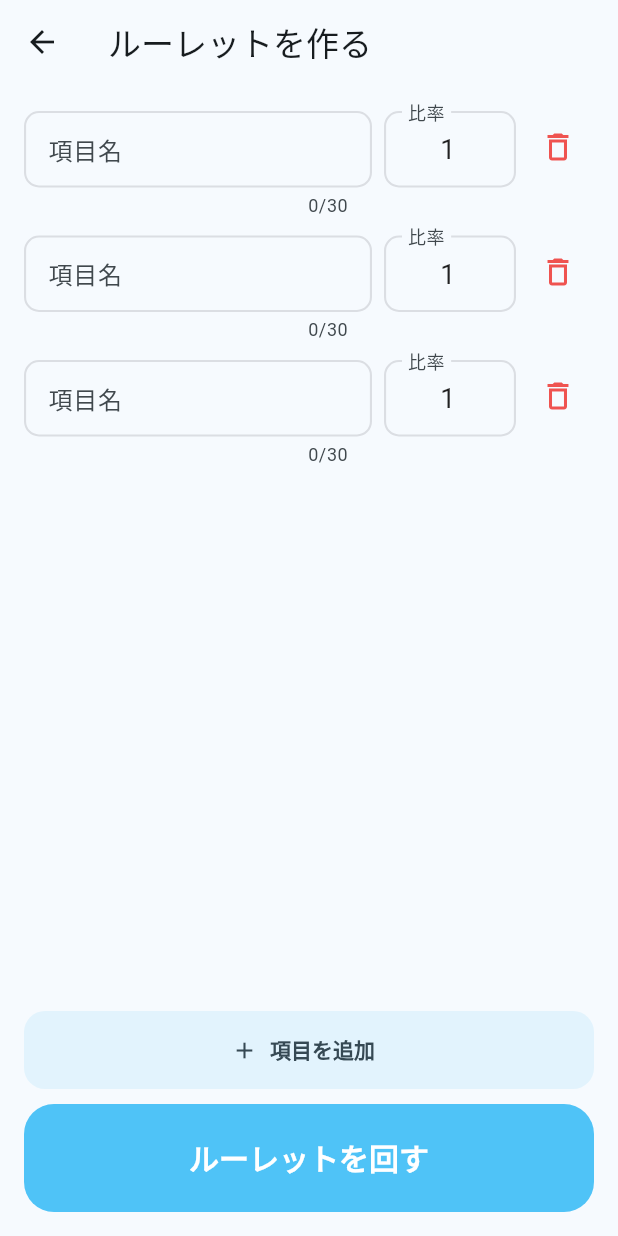
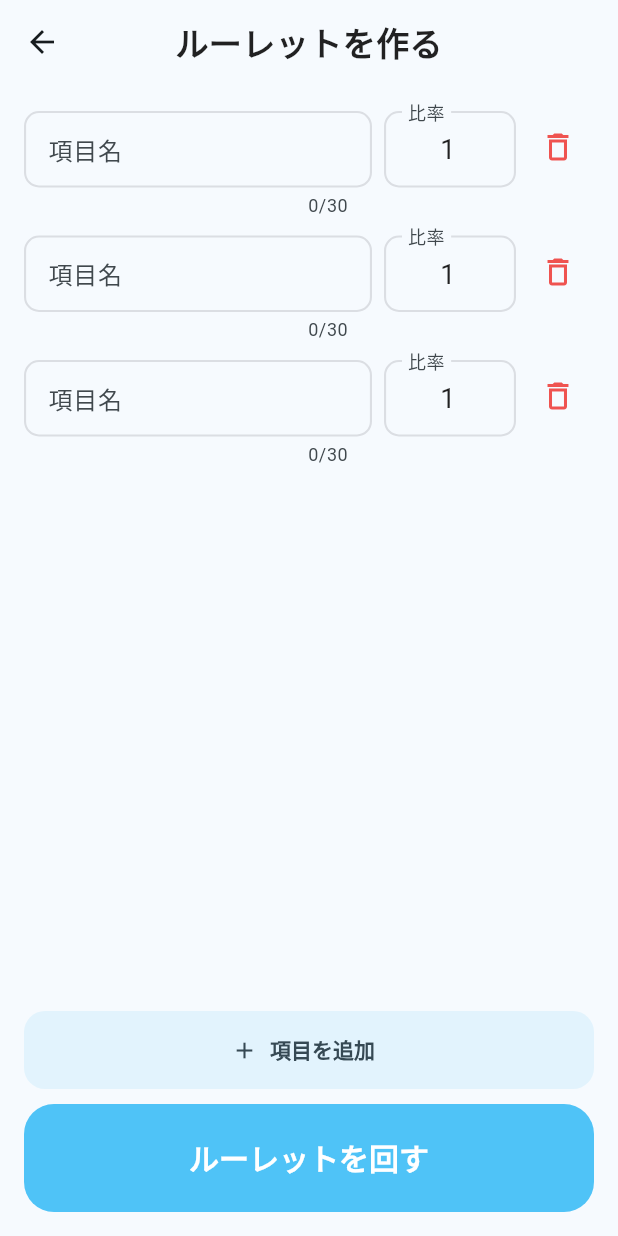
Before and after one commit to tk428/roulette, a Flutter app: the QuickInputPage screen opened directly, after a tap on "項目を追加", on a phone screen of 412 x 824 dp. Run offline on Flutter 3.47's test engine with Material 3 defaults, Android fonts, the phone set to English and light mode, and no system bars; our stand-ins replace google_mobile_ads, shared_preferences; accounts and stored records are empty; network calls fail.

Commit message:
Update main.dart

```diff
--- a/lib/main.dart
+++ b/lib/main.dart
@@ -1217,7 +1217,20 @@ class _QuickInputPageState extends State<QuickInputPage> {
     final cs = Theme.of(context).colorScheme;
 
     return Scaffold(
-      appBar: AppBar(title: const Text('ルーレットを作る')),
+      appBar: AppBar(
+        elevation: 0,
+        backgroundColor: Theme.of(context).scaffoldBackgroundColor,
+        centerTitle: true,
+        title: const Text(
+          'ルーレットを作る',
+          style: TextStyle(
+            fontSize: 22,
+            fontWeight: FontWeight.w800,
+            color: Colors.black87,
+            letterSpacing: 0.3,
+          ),
+        ),
+      ),
       body: SafeArea(
         child: Padding(
           padding:
```
